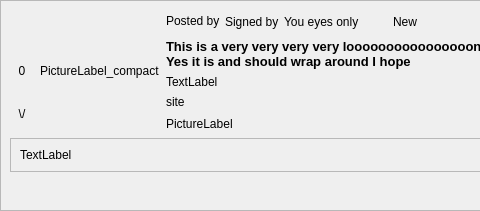
Old version of the form retroshare-gui/src/gui/Posted/BoardPostDisplayWidget.ui in the repository RetroShare/RetroShare; both pictures show x 0 to 480 and y 0 to 211 of the 758 by 211 pixel window.
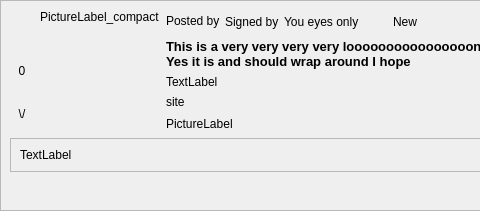
New version of the form. Icons and pictures are not drawn. Custom widgets are drawn as their Qt base class.

Commit message: using a simple comments tree in tab in order to avoid layout problems

Diff of the .ui file:
```diff
--- a/retroshare-gui/src/gui/Posted/BoardPostDisplayWidget.ui
+++ b/retroshare-gui/src/gui/Posted/BoardPostDisplayWidget.ui
@@ -134,7 +134,7 @@
           <item>
            <widget class="ClickableLabel" name="pictureLabel_compact">
             <property name="sizePolicy">
-             <sizepolicy hsizetype="Preferred" vsizetype="Maximum">
+             <sizepolicy hsizetype="Preferred" vsizetype="Preferred">
               <horstretch>0</horstretch>
               <verstretch>0</verstretch>
              </sizepolicy>
```
The commit also changes 7 other files.
